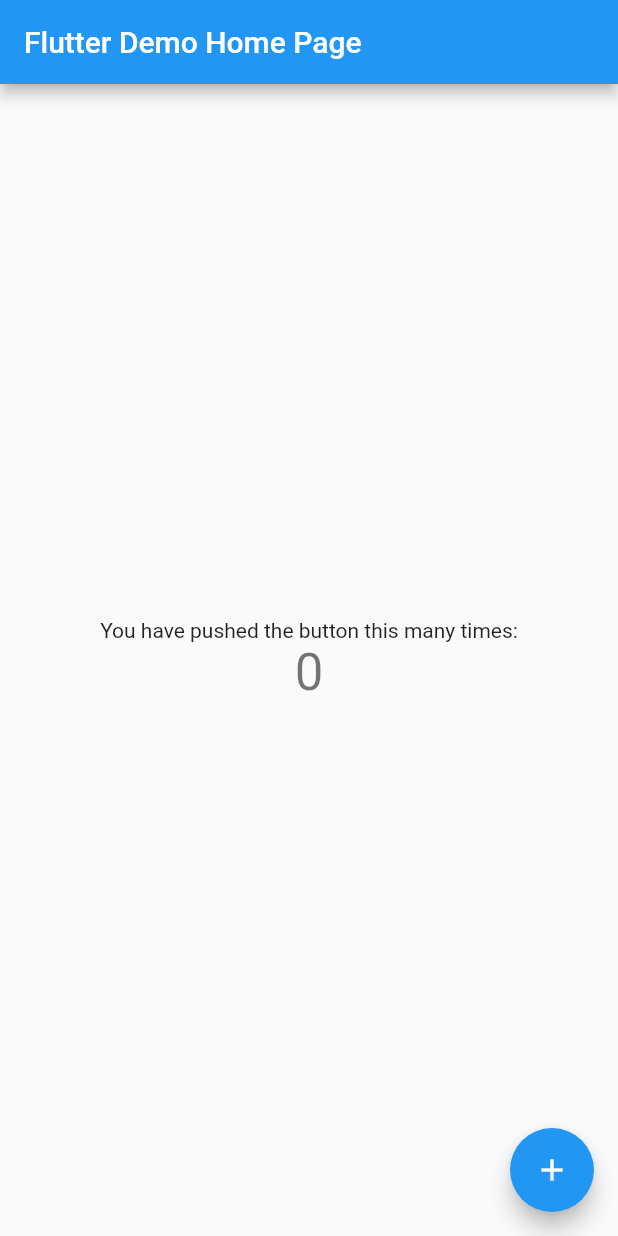
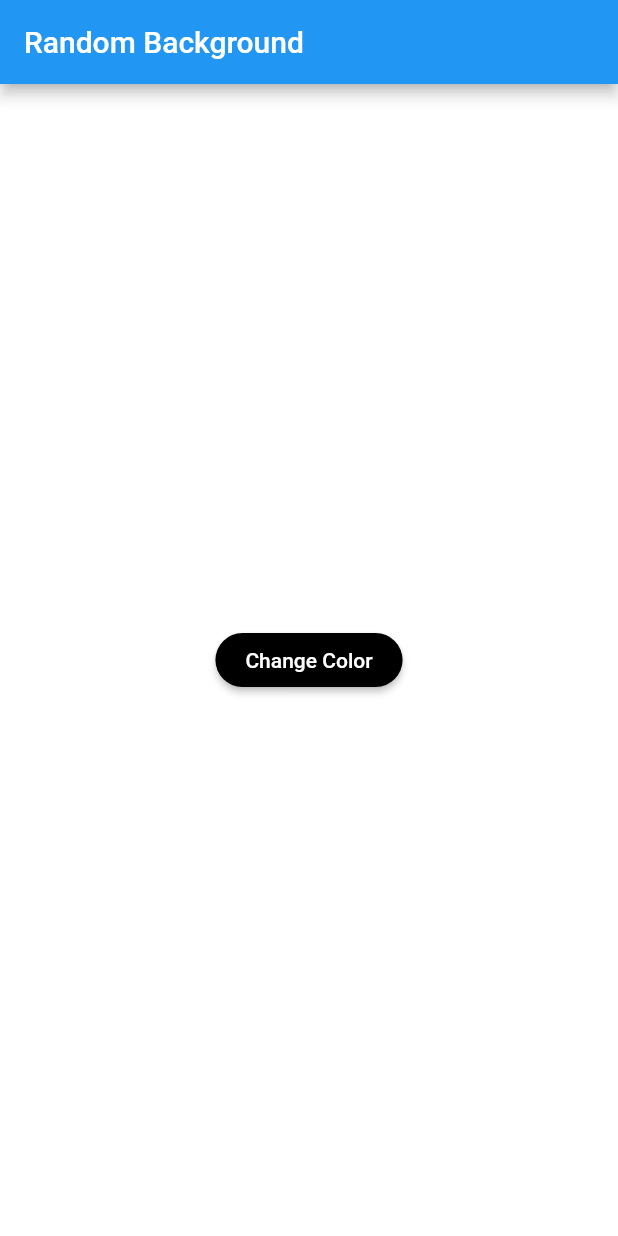
Before and after one commit to akai07/bg_changer, a Flutter app: the screen it shows after launch, on a phone screen of 412 x 824 dp. Run offline on Flutter 3.47's test engine with Material 2 defaults, Android fonts, the phone set to English and light mode, and no system bars.

Commit message:
Changed the Button to Rounded Rectangle

```diff
--- a/lib/main.dart
+++ b/lib/main.dart
@@ -1,115 +1,71 @@
+// ignore_for_file: prefer_const_constructors, library_private_types_in_public_api, use_key_in_widget_constructors, prefer_typing_uninitialized_variables, unnecessary_new, camel_case_types
+
 import 'package:flutter/material.dart';
+import 'dart:math';
 
-void main() {
-  runApp(const MyApp());
-}
+void main() => runApp(MyApp());
 
 class MyApp extends StatelessWidget {
-  const MyApp({super.key});
-
-  // This widget is the root of your application.
   @override
   Widget build(BuildContext context) {
     return MaterialApp(
-      title: 'Flutter Demo',
-      theme: ThemeData(
-        // This is the theme of your application.
-        //
-        // Try running your application with "flutter run". You'll see the
-        // application has a blue toolbar. Then, without quitting the app, try
-        // changing the primarySwatch below to Colors.green and then invoke
-        // "hot reload" (press "r" in the console where you ran "flutter run",
-        // or simply save your changes to "hot reload" in a Flutter IDE).
-        // Notice that the counter didn't reset back to zero; the application
-        // is not restarted.
-        primarySwatch: Colors.blue,
-      ),
-      home: const MyHomePage(title: 'Flutter Demo Home Page'),
-    );
+        title: 'BG Changer',
+        debugShowCheckedModeBanner: false,
+        home: Scaffold(
+          appBar: AppBar(
+            title: Text('Random Background'),
+          ),
+          body: HomePage(),
+        ));
   }
 }
 
-class MyHomePage extends StatefulWidget {
-  const MyHomePage({super.key, required this.title});
-
-  // This widget is the home page of your application. It is stateful, meaning
-  // that it has a State object (defined below) that contains fields that affect
-  // how it looks.
-
-  // This class is the configuration for the state. It holds the values (in this
-  // case the title) provided by the parent (in this case the App widget) and
-  // used by the build method of the State. Fields in a Widget subclass are
-  // always marked "final".
-
-  final String title;
-
+class HomePage extends StatefulWidget {
   @override
-  State<MyHomePage> createState() => _MyHomePageState();
+  _HomePageState createState() => _HomePageState();
 }
 
-class _MyHomePageState extends State<MyHomePage> {
-  int _counter = 0;
+class _HomePageState extends State<HomePage> {
+  var colors = [
+    Colors.amber,
+    Colors.blue,
+    Colors.black,
+    Colors.yellow,
+    Colors.green,
+    Colors.red,
+    Colors.pink,
+    Colors.orange,
+    Color.fromARGB(255, 255, 230, 155),
+  ];
 
-  void _incrementCounter() {
+  var currentColor = Colors.white;
+
+  setRandomColor() {
+    var random = Random().nextInt(colors.length);
     setState(() {
-      // This call to setState tells the Flutter framework that something has
-      // changed in this State, which causes it to rerun the build method below
-      // so that the display can reflect the updated values. If we changed
-      // _counter without calling setState(), then the build method would not be
-      // called again, and so nothing would appear to happen.
-      _counter++;
+      currentColor = colors[random];
     });
   }
 
   @override
   Widget build(BuildContext context) {
-    // This method is rerun every time setState is called, for instance as done
-    // by the _incrementCounter method above.
-    //
-    // The Flutter framework has been optimized to make rerunning build methods
-    // fast, so that you can just rebuild anything that needs updating rather
-    // than having to individually change instances of widgets.
-    return Scaffold(
-      appBar: AppBar(
-        // Here we take the value from the MyHomePage object that was created by
-        // the App.build method, and use it to set our appbar title.
-        title: Text(widget.title),
-      ),
-      body: Center(
-        // Center is a layout widget. It takes a single child and positions it
-        // in the middle of the parent.
-        child: Column(
-          // Column is also a layout widget. It takes a list of children and
-          // arranges them vertically. By default, it sizes itself to fit its
-          // children horizontally, and tries to be as tall as its parent.
-          //
-          // Invoke "debug painting" (press "p" in the console, choose the
-          // "Toggle Debug Paint" action from the Flutter Inspector in Android
-          // Studio, or the "Toggle Debug Paint" command in Visual Studio Code)
-          // to see the wireframe for each widget.
-          //
-          // Column has various properties to control how it sizes itself and
-          // how it positions its children. Here we use mainAxisAlignment to
-          // center the children vertically; the main axis here is the vertical
-          // axis because Columns are vertical (the cross axis would be
-          // horizontal).
-          mainAxisAlignment: MainAxisAlignment.center,
-          children: <Widget>[
-            const Text(
-              'You have pushed the button this many times:',
+    return Container(
+      color: currentColor,
+      child: Center(
+        child: ElevatedButton(
+          style: ElevatedButton.styleFrom(
+            backgroundColor: Colors.black,
+            padding: EdgeInsets.fromLTRB(20, 10, 20, 10),
+            shape: RoundedRectangleBorder(
+              borderRadius: BorderRadius.circular(20),
             ),
-            Text(
-              '$_counter',
-              style: Theme.of(context).textTheme.headline4,
-            ),
-          ],
+          ),
+          child: Text('Change Color'),
+          onPressed: () {
+            setRandomColor();
+          },
         ),
       ),
-      floatingActionButton: FloatingActionButton(
-        onPressed: _incrementCounter,
-        tooltip: 'Increment',
-        child: const Icon(Icons.add),
-      ), // This trailing comma makes auto-formatting nicer for build methods.
     );
   }
 }
```
Also changed, not shown: 1 other file.
